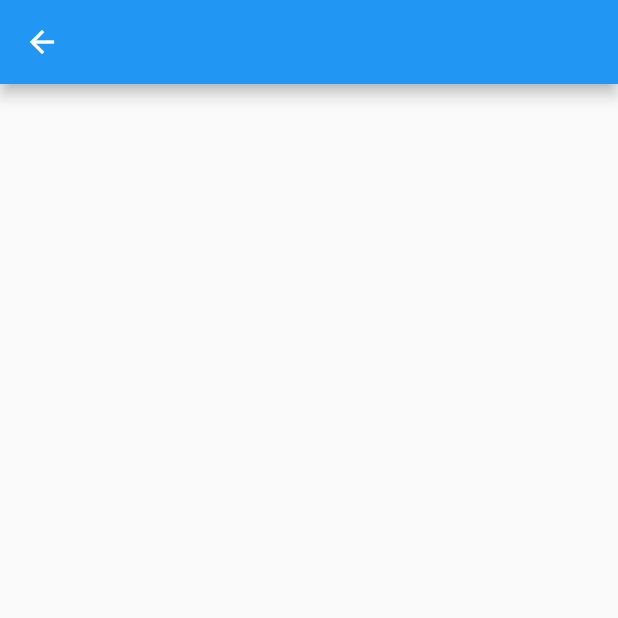
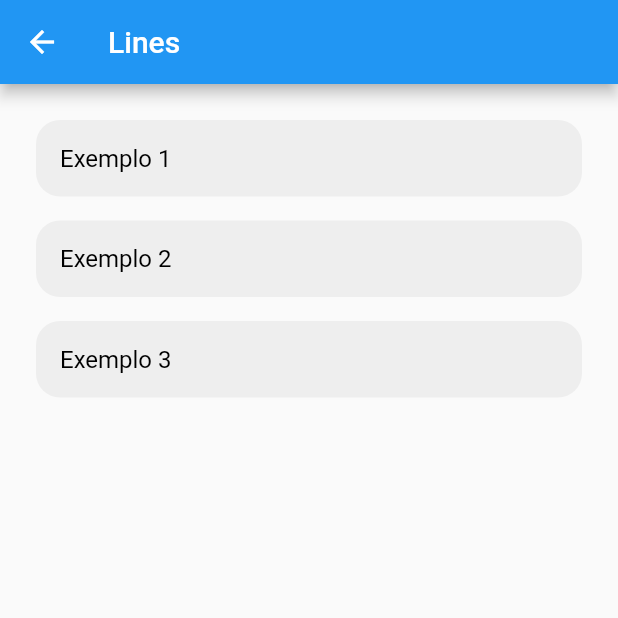
Before and after one commit to brunozupp/clock_painter, a Flutter app: the LineExamplesPage screen opened directly, on a phone screen of 412 x 824 dp, the top half of it. Run offline on Flutter 3.47's test engine with Material 2 defaults, Android fonts, the phone set to English and light mode, and no system bars.

Commit message:
Exemplos iniciais com Linha

```diff
--- a/lib/pages/line_examples/line_examples_page.dart
+++ b/lib/pages/line_examples/line_examples_page.dart
@@ -1,3 +1,7 @@
+import 'package:clock_painter/components/card_component.dart';
+import 'package:clock_painter/pages/line_examples/examples/line_example_one_page.dart';
+import 'package:clock_painter/pages/line_examples/examples/line_example_three_page.dart';
+import 'package:clock_painter/pages/line_examples/examples/line_example_two_page.dart';
 import 'package:flutter/material.dart';
 
 class LineExamplesPage extends StatelessWidget {
@@ -8,9 +12,38 @@ class LineExamplesPage extends StatelessWidget {
   Widget build(BuildContext context) {
     return Scaffold(
       appBar: AppBar(
-        title: const Text(''),
+        title: const Text('Lines'),
       ),
-      body: Container(),
+      body: SingleChildScrollView(
+        padding: const EdgeInsets.all(24),
+        child: Column(
+          children: _buildCardsPage().map((e) {
+            return Padding(
+              padding: const EdgeInsets.only(
+                bottom: 16,
+              ),
+              child: e,
+            );
+          }).toList(),
+        ),
+      ),
     );
   }
+
+  List<Widget> _buildCardsPage() {
+    return const [
+      CardComponent(
+        label: "Exemplo 1",
+        page: LineExampleOnePage(),
+      ),
+      CardComponent(
+        label: "Exemplo 2",
+        page: LineExampleTwoPage(),
+      ),
+      CardComponent(
+        label: "Exemplo 3",
+        page: LineExampleThreePage(),
+      ),
+    ];
+  }
 }
```
Also changed, not shown: lib/pages/line_examples/examples/line_example_one_page.dart (added, +39 -0 lines), lib/pages/line_examples/examples/line_example_three_page.dart (added, +44 -0 lines), lib/pages/line_examples/examples/line_example_two_page.dart (added, +41 -0 lines).
